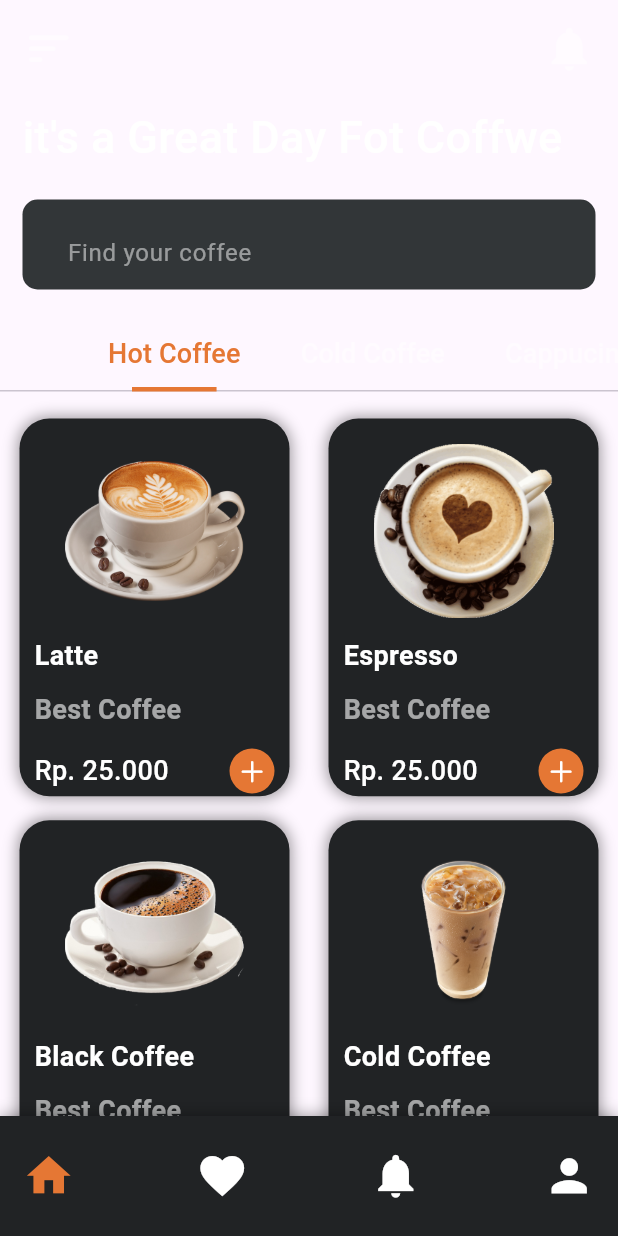
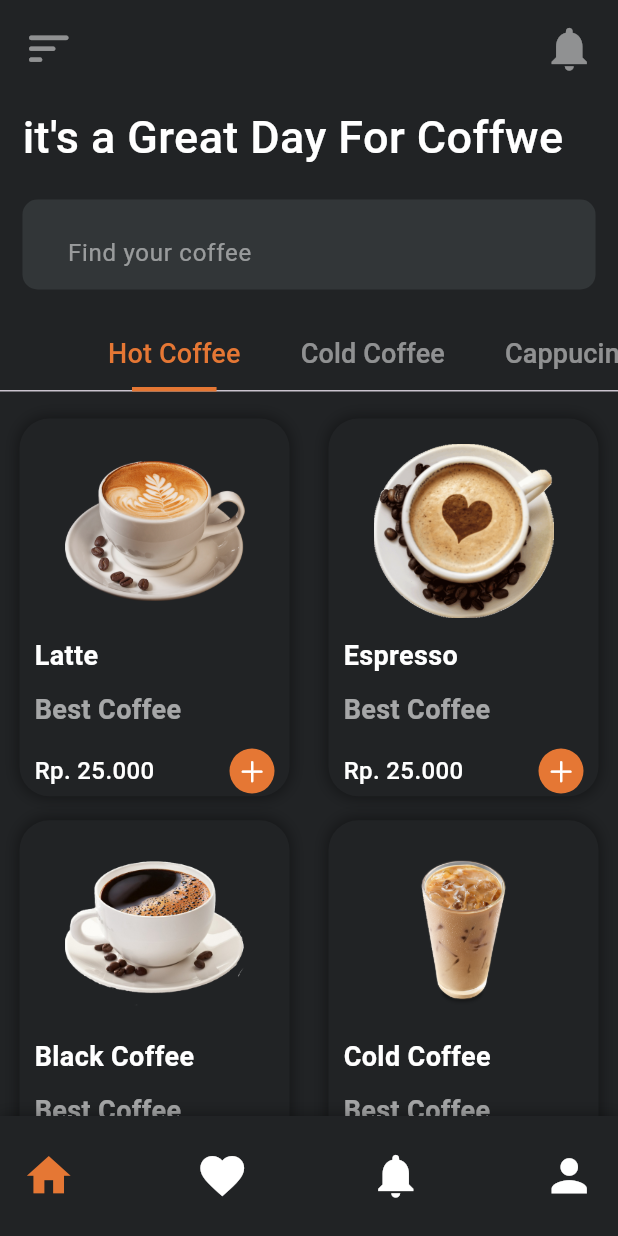
Before and after one commit to Astarith/fnb_custome, a Flutter app: the screen it shows after launch, after a tap on "Get Start", on a phone screen of 412 x 824 dp. Run offline on Flutter 3.47's test engine with Material 3 defaults, Android fonts, the light colour scheme and no system bars; our stand-ins replace google_fonts.

Commit message:
background

```diff
--- a/lib/Home.dart
+++ b/lib/Home.dart
@@ -69,7 +69,7 @@ class _HomeState extends State<Home> with SingleTickerProviderStateMixin {
               const Padding(
                 padding: EdgeInsets.symmetric(horizontal: 15),
                 child: Text(
-                  "it's a Great Day Fot Coffwe",
+                  "it's a Great Day For Coffwe",
                   style: TextStyle(
                     color: Colors.white,
                     fontSize: 30,
--- a/lib/main.dart
+++ b/lib/main.dart
@@ -12,6 +12,7 @@ class MyApp extends StatelessWidget {
   @override
   Widget build(BuildContext context) {
     return MaterialApp(
+      debugShowCheckedModeBanner: false,
       title: 'Fnb Customer',
       theme: ThemeData(
         // This is the theme of your application.
@@ -29,6 +30,7 @@ class MyApp extends StatelessWidget {
         //
         // This works for code too, not just values: Most code changes can be
         // tested with just a hot reload.
+        scaffoldBackgroundColor: Color(0xFF212325),
         colorScheme: ColorScheme.fromSeed(seedColor: Colors.deepPurple),
         useMaterial3: true,
       ),
--- a/lib/widgets/items_widgets.dart
+++ b/lib/widgets/items_widgets.dart
@@ -90,7 +90,7 @@ class ItemsWidgets extends StatelessWidget {
                       Text(
                         "Rp. 25.000",
                         style: TextStyle(
-                          fontSize: 18,
+                          fontSize: 16,
                           fontWeight: FontWeight.w500,
                           color: Colors.white,
                         ),
```
